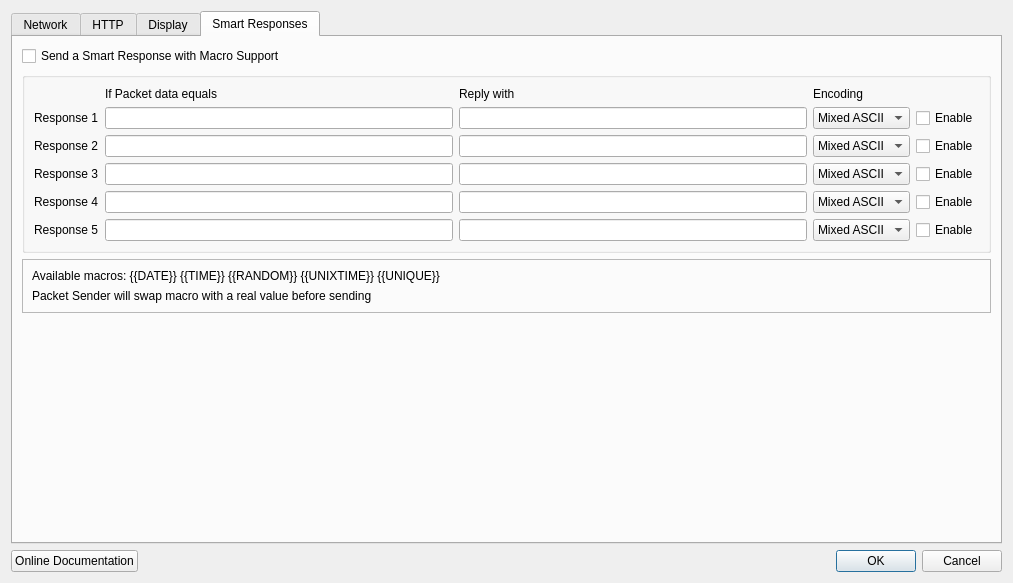
The window that src/settings.ui (dannagle/PacketSender) describes before a commit, drawn with Qt 5.
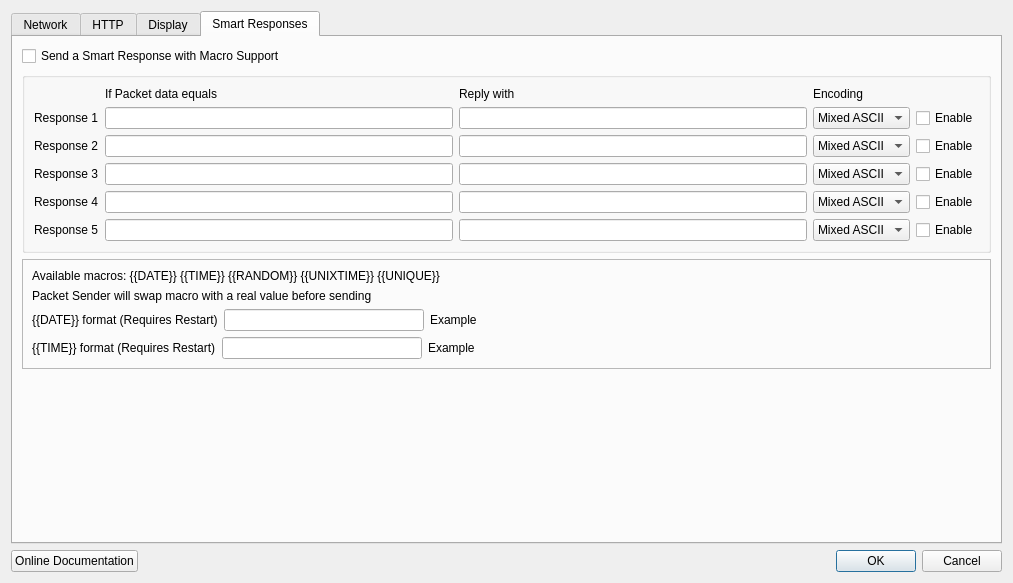
The same window after the commit. The open tabs and pages were chosen to show the change.

Commit message: #308 allow specifying date/time macro format in settings

```diff
--- a/src/settings.ui
+++ b/src/settings.ui
@@ -721,7 +721,7 @@
       <attribute name="title">
        <string>Smart Responses</string>
       </attribute>
-      <layout class="QVBoxLayout" name="verticalLayout_3">
+      <layout class="QVBoxLayout" name="verticalLayout_6">
        <item>
         <layout class="QHBoxLayout" name="horizontalLayout_9">
          <item>
@@ -954,7 +954,7 @@
          <property name="frameShadow">
           <enum>QFrame::Raised</enum>
          </property>
-         <layout class="QVBoxLayout" name="verticalLayout_6">
+         <layout class="QVBoxLayout" name="verticalLayout_3">
           <item>
            <layout class="QVBoxLayout" name="verticalLayout_5">
             <item>
@@ -973,6 +973,88 @@
             </item>
            </layout>
           </item>
+          <item>
+           <layout class="QHBoxLayout" name="horizontalLayout_20">
+            <item>
+             <widget class="QLabel" name="label_21">
+              <property name="text">
+               <string>{{DATE}} format (Requires Restart)</string>
+              </property>
+             </widget>
+            </item>
+            <item>
+             <widget class="QLineEdit" name="dateFormat">
+              <property name="maximumSize">
+               <size>
+                <width>200</width>
+                <height>16777215</height>
+               </size>
+              </property>
+             </widget>
+            </item>
+            <item>
+             <widget class="QLabel" name="dateFormatExample">
+              <property name="text">
+               <string>Example</string>
+              </property>
+             </widget>
+            </item>
+            <item>
+             <spacer name="horizontalSpacer_5">
+              <property name="orientation">
+               <enum>Qt::Horizontal</enum>
+              </property>
+              <property name="sizeHint" stdset="0">
+               <size>
+                <width>40</width>
+                <height>20</height>
+               </size>
+              </property>
+             </spacer>
+            </item>
+           </layout>
+          </item>
+          <item>
+           <layout class="QHBoxLayout" name="horizontalLayout_21">
+            <item>
+             <widget class="QLabel" name="label_22">
+              <property name="text">
+               <string>{{TIME}} format (Requires Restart)</string>
+              </property>
+             </widget>
+            </item>
+            <item>
+             <widget class="QLineEdit" name="timeFormat">
+              <property name="maximumSize">
+               <size>
+                <width>200</width>
+                <height>16777215</height>
+               </size>
+              </property>
+             </widget>
+            </item>
+            <item>
+             <widget class="QLabel" name="timeFormatExample">
+              <property name="text">
+               <string>Example</string>
+              </property>
+             </widget>
+            </item>
+            <item>
+             <spacer name="horizontalSpacer_6">
+              <property name="orientation">
+               <enum>Qt::Horizontal</enum>
+              </property>
+              <property name="sizeHint" stdset="0">
+               <size>
+                <width>40</width>
+                <height>20</height>
+               </size>
+              </property>
+             </spacer>
+            </item>
+           </layout>
+          </item>
          </layout>
         </widget>
        </item>
```
Left out of the diff: 2 changed lines with no effect on the pictures. The commit also changes 2 other files.
